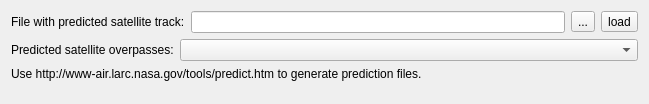
Open-MSS/MSS, file mslib/msui/ui_satellite_dockwidget.ui: the form before one commit.
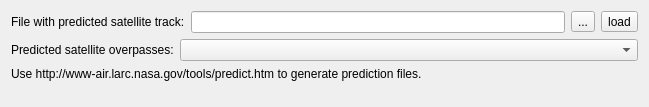
The form after the commit.

```diff
--- a/mslib/msui/ui_satellite_dockwidget.ui
+++ b/mslib/msui/ui_satellite_dockwidget.ui
@@ -7,7 +7,7 @@
     <x>0</x>
     <y>0</y>
     <width>649</width>
-    <height>104</height>
+    <height>107</height>
    </rect>
   </property>
   <property name="windowTitle">
```
Left out of the diff: 9 changed lines with no effect on the pictures.
